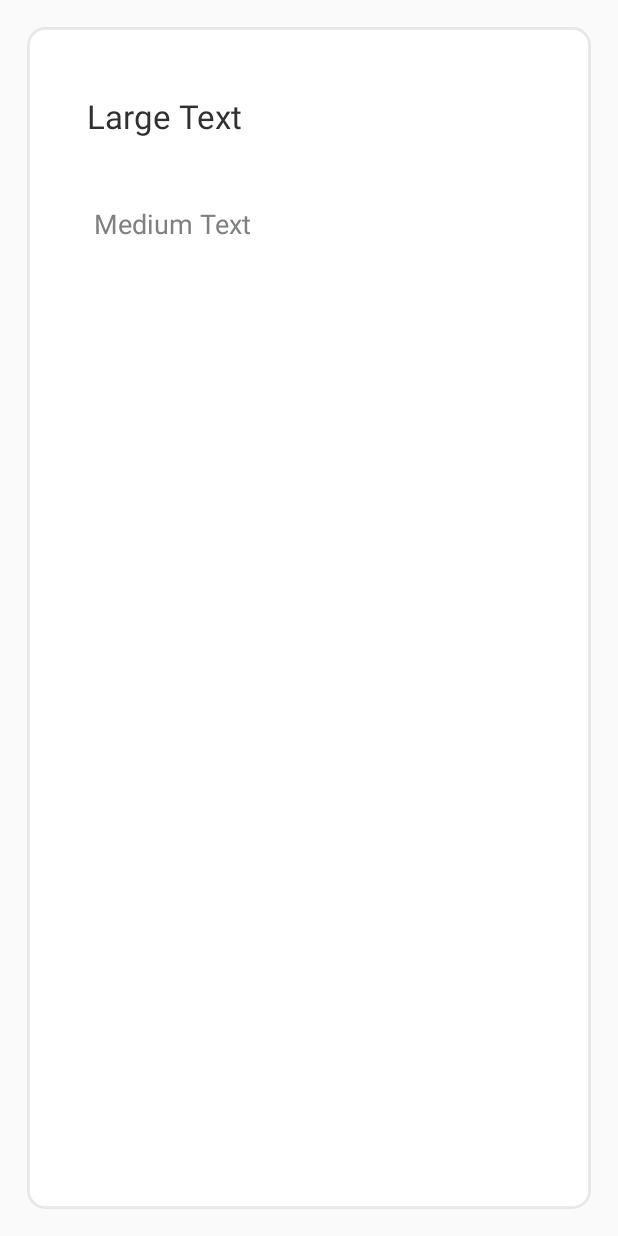
After one commit to haterecoil/yhanbl_android, an Android app: the layout message_view_text.xml on its own in the app's theme, with its tools: preview values and no code run, on a phone screen of 412 x 824 dp. The commit adds this screen. Run offline under Robolectric (Android 15) with nearby library versions, the phone set to English and light mode, and no system bars.

Commit message:
Single view

```diff
--- a/app/src/main/java/yhanbl/yhanbl/InboxActivity.java
+++ b/app/src/main/java/yhanbl/yhanbl/InboxActivity.java
@@ -9,7 +9,6 @@ import android.view.Menu;
 import android.view.MenuInflater;
 import android.view.MenuItem;
 import android.view.View;
-import android.widget.Toast;
 
 /**
  * Created by Paul on 15/06/2016.
@@ -43,7 +42,7 @@ public class InboxActivity extends ActionBarActivity {
     public boolean onOptionsItemSelected(MenuItem item) {
         int id = item.getItemId();
         if (id == R.id.action_create) {
-            Intent intent = new Intent(getApplicationContext(), NewmessageActivity.class);
+            Intent intent = new Intent(getApplicationContext(), MessageNewActivity.class);
             startActivity(intent);
             return true;
         } else if ( id == R.id.action_inbox ) {
--- /dev/null
+++ b/app/src/main/res/drawable/rounded.xml
@@ -0,0 +1,26 @@
+<?xml version="1.0" encoding="utf-8"?>
+    <shape
+        xmlns:android="http://schemas.android.com/apk/res/android"
+        android:shape="rectangle"   >
+
+        <solid
+            android:color="#FFFFFF" >
+        </solid>
+
+        <stroke
+            android:width="2dp"
+            android:color="#14000000" >
+        </stroke>
+
+        <padding
+            android:left="5dp"
+            android:top="5dp"
+            android:right="5dp"
+            android:bottom="5dp"    >
+        </padding>
+
+        <corners
+            android:radius="11dp"   >
+        </corners>
+
+    </shape>
--- a/app/src/main/res/layout/message_view.xml
+++ /dev/null
@@ -1,6 +0,0 @@
-<?xml version="1.0" encoding="utf-8"?>
-<LinearLayout xmlns:android="http://schemas.android.com/apk/res/android"
-    android:orientation="vertical" android:layout_width="match_parent"
-    android:layout_height="match_parent">
-
-</LinearLayout>
--- /dev/null
+++ b/app/src/main/res/layout/message_view_text.xml
@@ -0,0 +1,37 @@
+<?xml version="1.0" encoding="utf-8"?>
+<RelativeLayout xmlns:android="http://schemas.android.com/apk/res/android"
+    android:layout_width="match_parent"
+    android:layout_height="fill_parent"
+    android:orientation="vertical"
+    android:padding="18dp"
+    android:gravity="center_vertical"
+    android:layout_gravity="center_vertical">
+    <RelativeLayout
+        android:layout_width="match_parent"
+        android:layout_height="match_parent"
+        android:background="@drawable/rounded">
+
+        <TextView
+            android:layout_marginLeft="16pt"
+            android:layout_marginTop="18pt"
+            android:layout_width="wrap_content"
+            android:layout_height="wrap_content"
+            android:textAppearance="?android:attr/textAppearanceLarge"
+            android:text="Large Text"
+            android:id="@+id/textView3"
+            android:layout_alignParentStart="true"
+            android:textColor="@color/material_grey_850" />
+
+        <TextView
+            android:layout_marginLeft="18pt"
+            android:layout_marginTop="20pt"
+            android:layout_width="wrap_content"
+            android:layout_height="wrap_content"
+            android:textAppearance="?android:attr/textAppearanceMedium"
+            android:text="Medium Text"
+            android:id="@+id/textView4"
+            android:layout_below="@+id/textView3"
+            android:layout_alignParentStart="true"
+            android:textColor="@color/colorTextPrimary"/>
+    </RelativeLayout>
+</RelativeLayout>
```
Also changed, not shown: app/src/main/AndroidManifest.xml (+14 -2 lines), app/src/main/java/yhanbl/yhanbl/MessageViewActivity.java (added, +155 -0 lines), app/src/main/res/layout/message_view_frame.xml (added, +21 -0 lines), app/src/main/res/layout/message_view_picture.xml (added, +21 -0 lines), app/src/main/res/menu/viewmessage_menu.xml (added, +11 -0 lines), app/src/main/res/drawable/ic_restore_page_white_2x.png (added).
